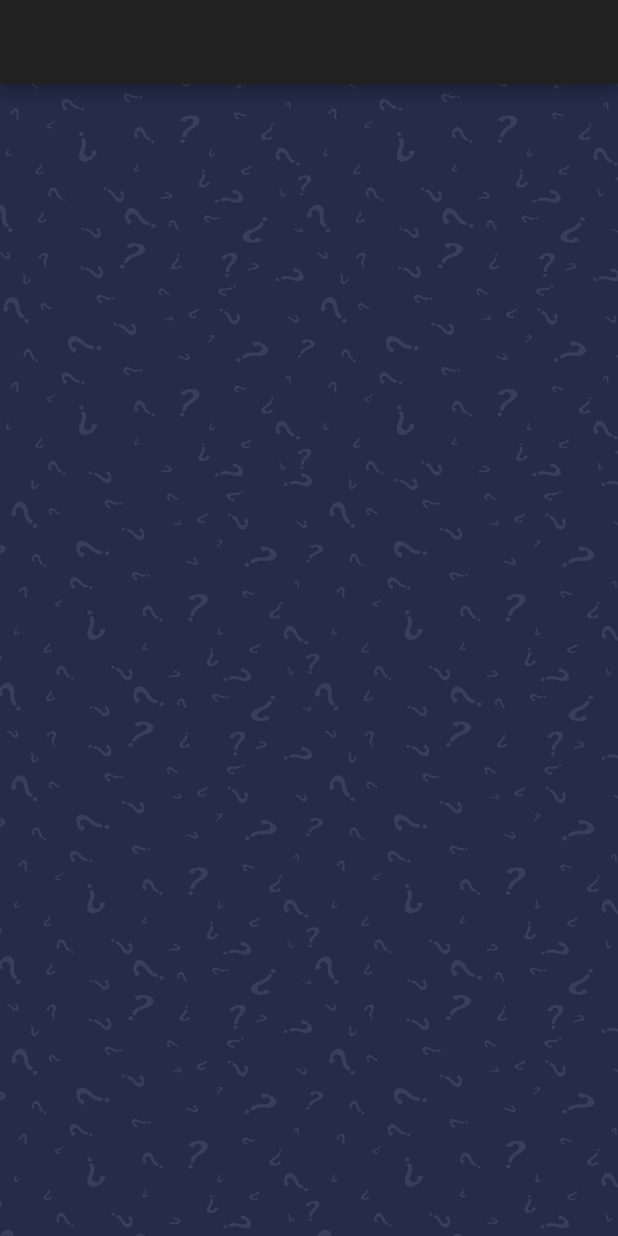
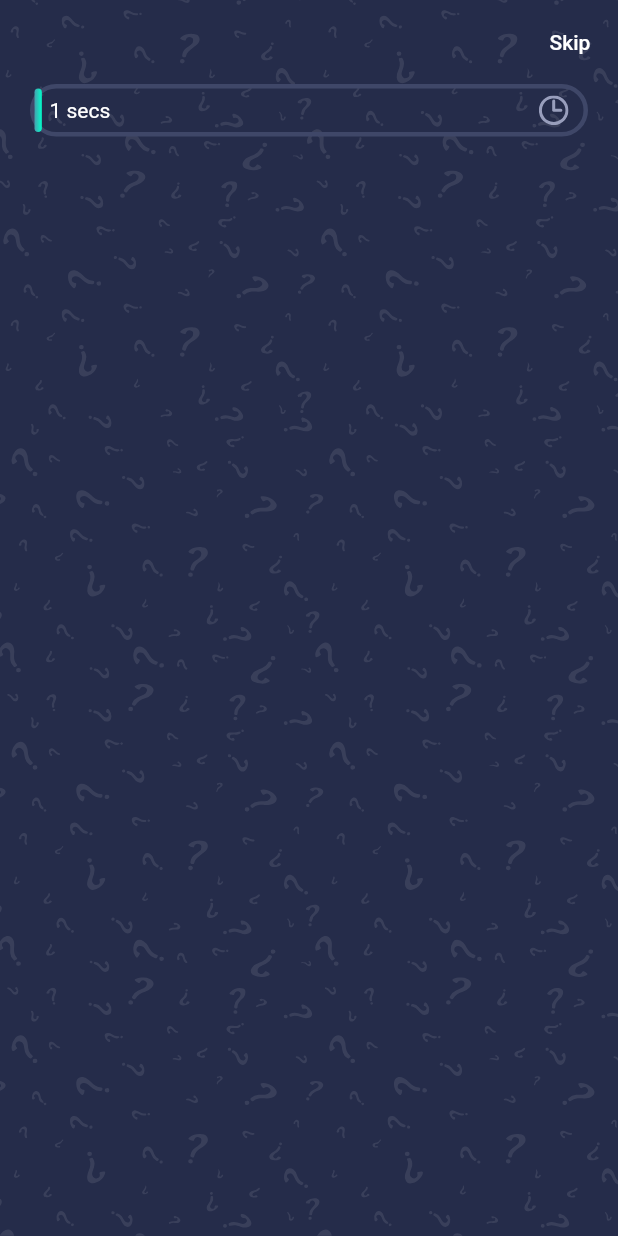
Before and after one commit to miikhaaeel/quiz-fcb, a Flutter app: the first screen one second after launch, on a phone screen of 412 x 824 dp. Run offline on Flutter 3.47's test engine with Material 2 defaults, Android fonts, the phone set to English and light mode, and no system bars; our stand-ins replace get, websafe_svg.

Commit message:
created progress bar

```diff
--- /dev/null
+++ b/lib/controllers/question_controller.dart
@@ -0,0 +1,22 @@
+import 'package:flutter/material.dart';
+import 'package:get/get_state_manager/get_state_manager.dart';
+
+class QuestionController extends GetxController
+    with SingleGetTickerProviderMixin {
+  AnimationController? _animationController;
+  Animation? _animation;
+  Animation? get animation => this._animation;
+
+  @override
+  void onInit() {
+    _animationController =
+        AnimationController(duration: Duration(seconds: 60), vsync: this);
+    _animation = Tween<double>(begin: 0, end: 1).animate(_animationController!)
+      ..addListener(() {
+        update();
+      });
+
+    _animationController!.forward();
+    super.onInit();
+  }
+}
--- a/lib/main.dart
+++ b/lib/main.dart
@@ -1,7 +1,7 @@
 import 'package:flutter/material.dart';
 import 'package:get/get_navigation/src/root/get_material_app.dart';
 import 'package:quiz_fcb/screens/quiz/quiz_screen.dart';
-import 'package:quiz_fcb/screens/welcome_screen.dart';
+
 
 void main() {
   runApp(MyApp());
--- /dev/null
+++ b/lib/screens/components/progress_bar.dart
@@ -0,0 +1,54 @@
+import 'package:flutter/material.dart';
+import 'package:get/get_state_manager/get_state_manager.dart';
+import 'package:quiz_fcb/constants.dart';
+import 'package:quiz_fcb/controllers/question_controller.dart';
+import 'package:websafe_svg/websafe_svg.dart';
+
+class ProgressBar extends StatelessWidget {
+  @override
+  Widget build(BuildContext context) {
+    return Container(
+      width: double.infinity,
+      height: 35,
+      decoration: BoxDecoration(
+        border: Border.all(color: Color(0xFF3F4768), width: 3),
+        borderRadius: BorderRadius.all(
+          Radius.circular(30),
+        ),
+      ),
+      child: GetBuilder<QuestionController>(
+        init: QuestionController(),
+        builder: (controller) {
+          var contValue = controller.animation!.value;
+          return Stack(
+            children: [
+              LayoutBuilder(
+                builder: (context, constraints) => Container(
+                  width: constraints.maxWidth * contValue,
+                  decoration: BoxDecoration(
+                    gradient: kPrimaryGradient,
+                    borderRadius: BorderRadius.all(
+                      Radius.circular(30),
+                    ),
+                  ),
+                ),
+              ),
+              Positioned.fill(
+                  child: Padding(
+                padding:
+                    const EdgeInsets.symmetric(horizontal: kDefaultPadding / 2),
+                child: Row(
+                  mainAxisAlignment: MainAxisAlignment.spaceBetween,
+                  children: [
+                    Text('${(contValue * 60).round()} secs'),
+                    WebsafeSvg.asset("assets/icons/clock.svg")
+                  ],
+                ),
+              ))
+            ],
+          );
+        },
+      ),
+    );
+  }
+}
--- a/lib/screens/quiz/quiz_screen.dart
+++ b/lib/screens/quiz/quiz_screen.dart
@@ -1,12 +1,25 @@
 import 'package:flutter/material.dart';
+import 'package:quiz_fcb/constants.dart';
+import 'package:quiz_fcb/screens/components/progress_bar.dart';
 import 'package:websafe_svg/websafe_svg.dart';
 
 class QuizScreen extends StatelessWidget {
   @override
   Widget build(BuildContext context) {
     return Scaffold(
+      extendBodyBehindAppBar: true,
       appBar: AppBar(
-        actions: [],
+        backgroundColor: Colors.transparent,
+        elevation: 0,
+        actions: [
+          TextButton(
+            onPressed: () {},
+            child: Text(
+              'Skip',
+              style: Theme.of(context).textTheme.button,
+            ),
+          )
+        ],
       ),
       body: Stack(
         children: [
@@ -14,6 +27,16 @@ class QuizScreen extends StatelessWidget {
             "assets/icons/bg.svg",
             fit: BoxFit.fill,
             width: double.infinity,
+          ),
+          SafeArea(
+            child: Padding(
+              padding: const EdgeInsets.symmetric(horizontal: kDefaultPadding),
+              child: Column(
+                children: [
+                  ProgressBar(),
+                ],
+              ),
+            ),
           )
         ],
       ),
--- a/lib/screens/welcome_screen.dart
+++ b/lib/screens/welcome_screen.dart
@@ -19,7 +19,7 @@ class WelcomeScreen extends StatelessWidget {
                   Spacer(flex: 2),
                   Text(
                     "Let's Play Quiz",
-                    style: Theme.of(context).textTheme.headline4?.copyWith(
+                    style: Theme.of(context).textTheme.headline4!.copyWith(
                         color: Colors.white, fontWeight: FontWeight.bold),
                   ),
                   Text('Enter your informations below'),
@@ -41,7 +41,9 @@ class WelcomeScreen extends StatelessWidget {
                       padding: EdgeInsets.all(kDefaultPadding * 0.75),
                       decoration: BoxDecoration(
                           gradient: kPrimaryGradient,
-                          borderRadius: BorderRadius.all(Radius.circular(12))),
+                          borderRadius: BorderRadius.all(
+                            Radius.circular(12),
+                          )),
                       child: Text(
                         'Start Quiz',
                         style: Theme.of(context)
```
